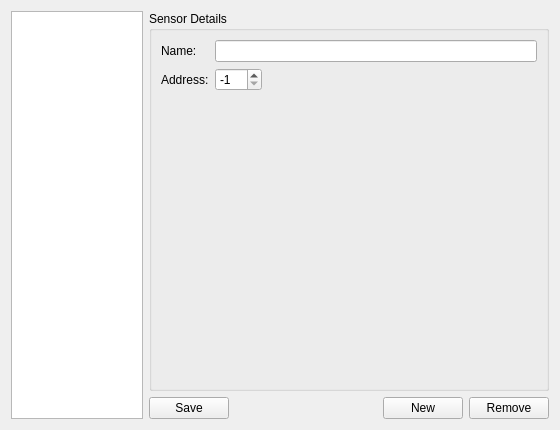
Above: srcp/sensorsettings.ui from jehrichs/des-control before the change. Below: the same form after it.
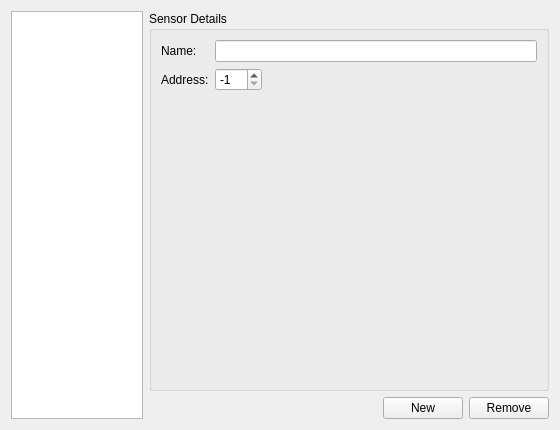
That is the form after the change.

Diff of the .ui file:
```diff
--- a/srcp/sensorsettings.ui
+++ b/srcp/sensorsettings.ui
@@ -91,13 +91,6 @@
      </item>
      <item>
       <layout class="QHBoxLayout" name="horizontalLayout">
-       <item>
-        <widget class="QPushButton" name="buttonSave">
-         <property name="text">
-          <string>Save</string>
-         </property>
-        </widget>
-       </item>
        <item>
         <spacer name="horizontalSpacer">
          <property name="orientation">
```
Left out of the diff: 17 changed lines with no effect on the pictures.
